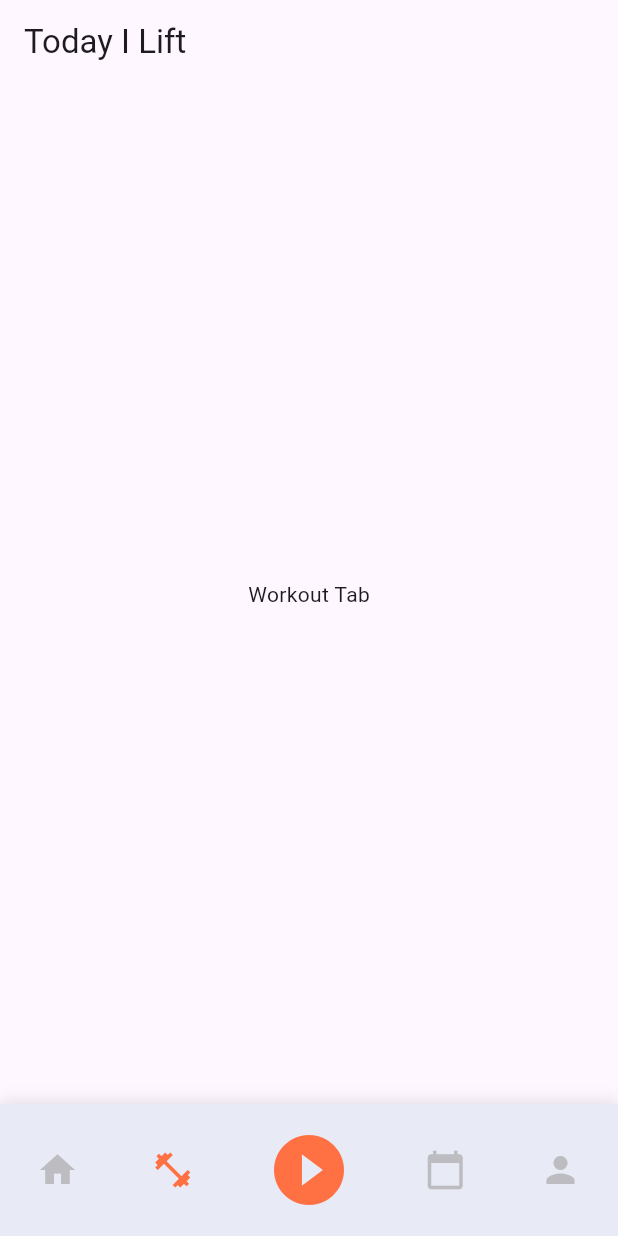
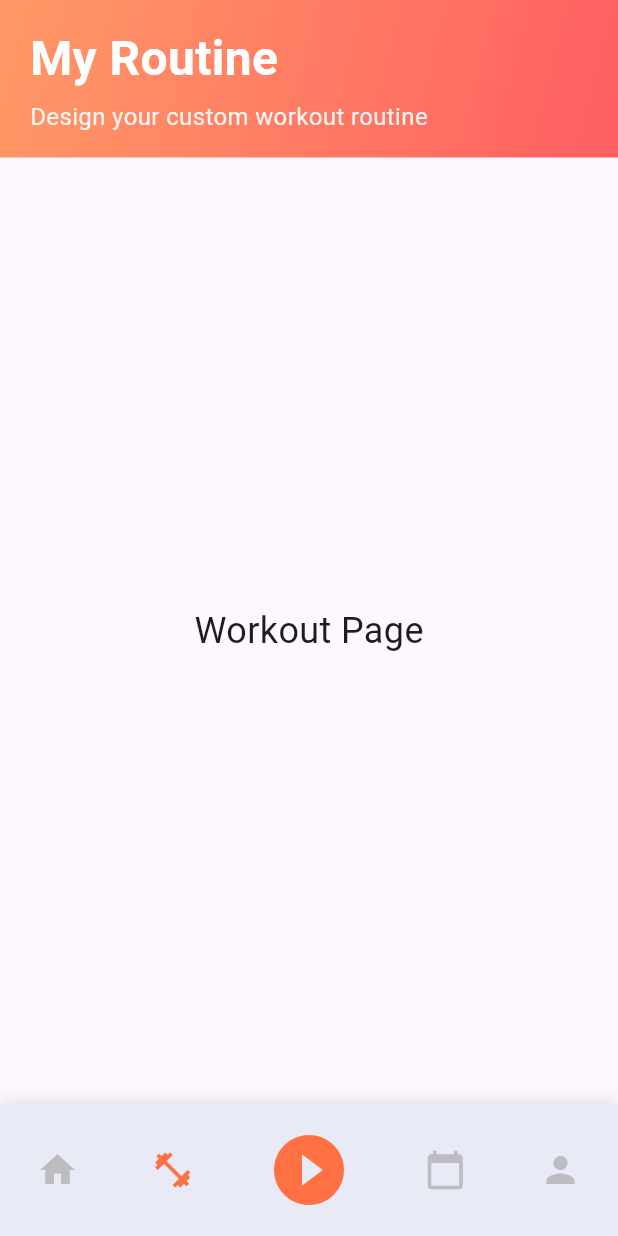
Before and after one commit to touchtt0205/Today-I-Lift, a Flutter app: the screen it shows after launch, item 2 of the bottom bar chosen, on a phone screen of 412 x 824 dp. Run offline on Flutter 3.47's test engine with Material 3 defaults, Android fonts, the phone set to English and light mode, and no system bars.

Commit message:
feat(appbar/pages): add dynamic appbar and home, workout, play, calendar, profile pages
(cherry picked from commit 9e8af09b43398d728f472b602b77266d41201205)

```diff
--- a/lib/app/app.dart
+++ b/lib/app/app.dart
@@ -6,8 +6,10 @@ class TodayILiftApp extends StatelessWidget {
 
   @override
   Widget build(BuildContext context) {
+
     return MaterialApp(
       title: 'Today I Lift',
+      debugShowCheckedModeBanner: false,
       theme: ThemeData(
         primarySwatch: Colors.blue,
       ),
--- a/lib/app/app_scaffold.dart
+++ b/lib/app/app_scaffold.dart
@@ -1,5 +1,10 @@
 import 'package:flutter/material.dart';
 import '../shared/widgets/bottom_nav_bar.dart';
+import '../features/pages/home_page.dart';
+import '../features/pages/workout_page.dart';
+import '../features/pages/play_page.dart';
+import '../features/pages/profile_page.dart';
+import '../features/pages/calendar_page.dart';
 
 class AppScaffold extends StatefulWidget {
   const AppScaffold({super.key});
@@ -12,11 +17,11 @@ class _AppScaffoldState extends State<AppScaffold> {
   int _currentIndex = 0;
 
   final List<Widget> _pages = const [
-    Center(child: Text('Home Tab')),        // index 0 - Home
-    Center(child: Text('Workout Tab')),     // index 1 - Workout
-    Center(child: Text('Play Tab')),        // index 2 - Play (กลาง)
-    Center(child: Text('Calendar Tab')),    // index 3 - Calendar
-    Center(child: Text('Profile Tab')),     // index 4 - Profile
+    HomePage(),
+    WorkoutPage(),
+    PlayPage(),
+    CalendarPage(),
+    ProfilePage(),
   ];
 
   void _onTap(int index) {
@@ -28,9 +33,6 @@ class _AppScaffoldState extends State<AppScaffold> {
   @override
   Widget build(BuildContext context) {
     return Scaffold(
-      appBar: AppBar(
-        title: const Text('Today I Lift'),
-      ),
       body: _pages[_currentIndex],
       bottomNavigationBar: BottomNavBar(
         currentIndex: _currentIndex,
--- /dev/null
+++ b/lib/features/pages/workout_page.dart
@@ -0,0 +1,23 @@
+import 'package:flutter/material.dart';
+import 'package:today_i_lift/shared/widgets/gradient_app_bar.dart';
+
+class WorkoutPage extends StatelessWidget {
+  const WorkoutPage({super.key});
+
+  @override
+  Widget build(BuildContext context) {
+    return Scaffold(
+      appBar: const GradientAppBar(
+        title: 'My Routine',
+        subtitle: 'Design your custom workout routine',
+        showDate: false,
+      ),
+      body: const Center(
+        child: Text(
+          'Workout Page',
+          style: TextStyle(fontSize: 24),
+        ),
+      ),
+    );
+  }
+}
--- /dev/null
+++ b/lib/shared/widgets/gradient_app_bar.dart
@@ -0,0 +1,93 @@
+import 'package:flutter/material.dart';
+import 'package:intl/intl.dart';
+
+class GradientAppBar extends StatelessWidget implements PreferredSizeWidget {
+  final String title;
+  final String? subtitle;
+  final List<Widget>? actions;
+  final bool showDate;
+
+  const GradientAppBar({
+    super.key,
+    required this.title,
+    this.subtitle,
+    this.actions,
+    this.showDate = true,
+  });
+
+  @override
+  Widget build(BuildContext context) {
+    final now = DateTime.now();
+    final dateFormat = DateFormat('EEEE, MMM d, yyyy');
+    final formattedDate = dateFormat.format(now);
+
+    return Container(
+      decoration: const BoxDecoration(
+        gradient: LinearGradient(
+          begin: Alignment.topLeft,
+          end: Alignment.bottomRight,
+          colors: [
+            Color(0xFFFF9966),
+            Color(0xFFFF5E62),
+          ],
+        ),
+      ),
+      child: SafeArea(
+        child: Padding(
+          padding: const EdgeInsets.symmetric(horizontal: 20.0, vertical: 16.0),
+          child: Column(
+            crossAxisAlignment: CrossAxisAlignment.start,
+            mainAxisSize: MainAxisSize.min,
+            children: [
+              Row(
+                mainAxisAlignment: MainAxisAlignment.spaceBetween,
+                children: [
+                  Expanded(
+                    child: Column(
+                      crossAxisAlignment: CrossAxisAlignment.start,
+                      children: [
+                        Text(
+                          title,
+                          style: const TextStyle(
+                            color: Colors.white,
+                            fontSize: 32,
+                            fontWeight: FontWeight.bold,
+                          ),
+                        ),
+                        if (showDate) ...[
+                          const SizedBox(height: 4),
+                          Text(
+                            formattedDate,
+                            style: TextStyle(
+                              color: Colors.white.withOpacity(0.9),
+                              fontSize: 16,
+                              fontWeight: FontWeight.w400,
+                            ),
+                          ),
+                        ],
+                        if (subtitle != null) ...[
+                          const SizedBox(height: 4),
+                          Text(
+                            subtitle!,
+                            style: TextStyle(
+                              color: Colors.white.withOpacity(0.9),
+                              fontSize: 16,
+                            ),
+                          ),
+                        ],
+                      ],
+                    ),
+                  ),
+                  if (actions != null) ...actions!,
+                ],
+              ),
+            ],
+          ),
+        ),
+      ),
+    );
+  }
+
+  @override
+  Size get preferredSize => const Size.fromHeight(140);
+}
--- a/pubspec.yaml
+++ b/pubspec.yaml
@@ -34,6 +34,7 @@ dependencies:
   # The following adds the Cupertino Icons font to your application.
   # Use with the CupertinoIcons class for iOS style icons.
   cupertino_icons: ^1.0.8
+  intl: ^0.20.2
 
 dev_dependencies:
   flutter_test:
```
Also changed, not shown: lib/features/pages/calendar_page.dart (added, +23 -0 lines), lib/features/pages/home_page.dart (added, +17 -0 lines), lib/features/pages/play_page.dart (added, +15 -0 lines), lib/features/pages/profile_page.dart (added, +17 -0 lines), pubspec.lock.
